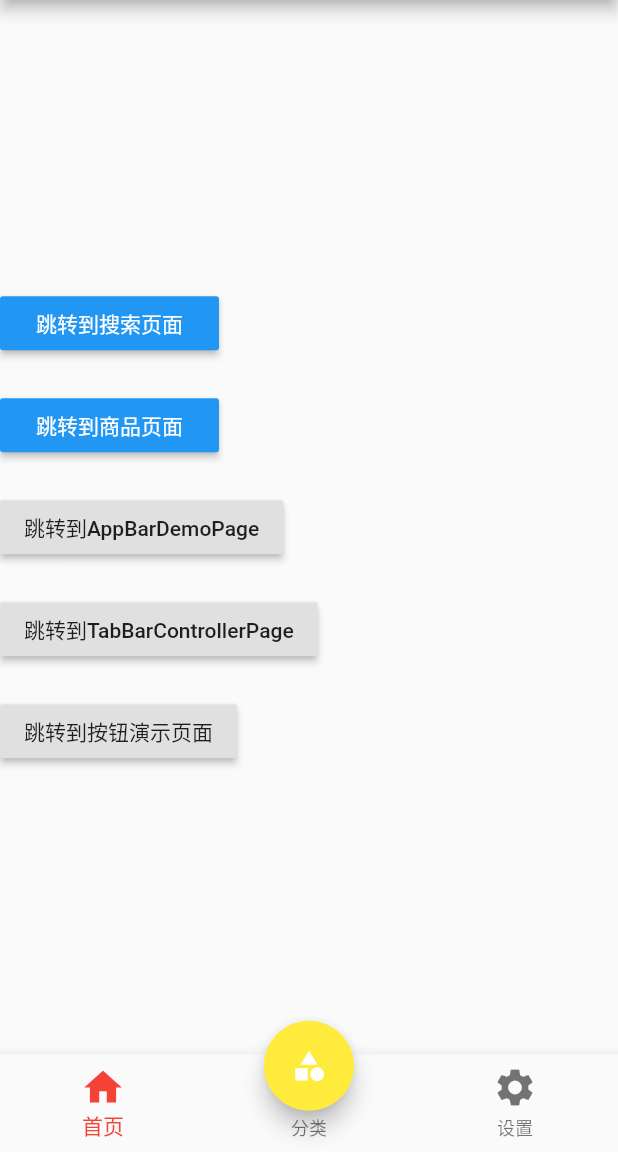
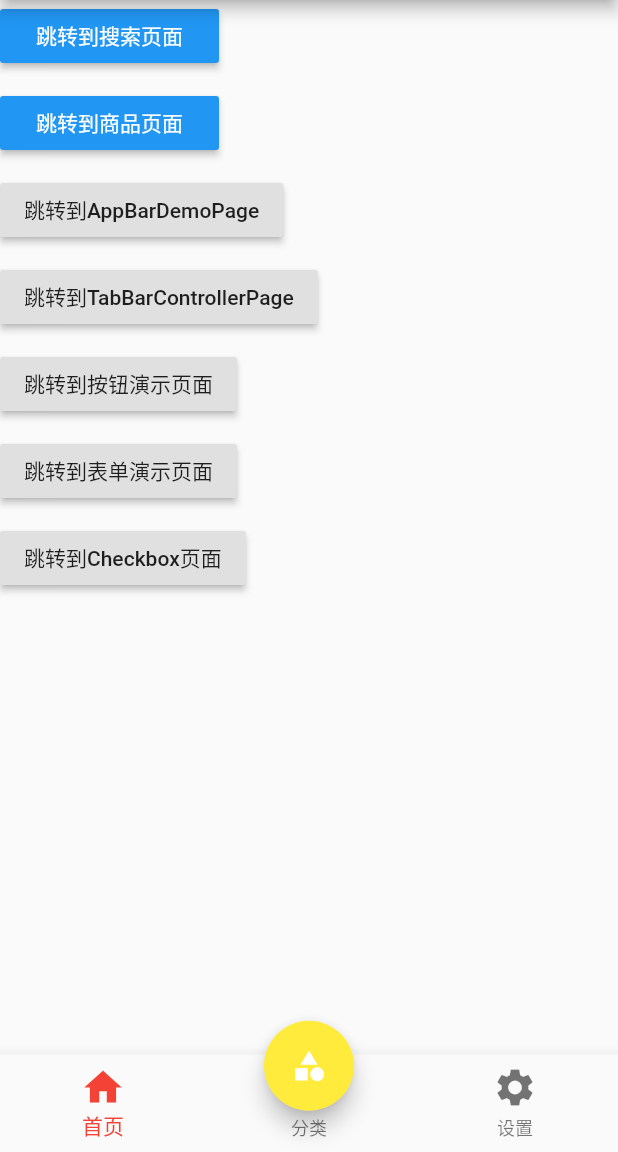
Before and after one commit to lmx227/flutter_lmx, a Flutter app: the screen it shows after launch, on a phone screen of 412 x 824 dp, the part 84-1236 px from its top. Run offline on Flutter 3.47's test engine with Material 2 defaults, Android fonts, the phone set to English and light mode, and no system bars.

Commit message:
TextField、Checkbox、CheckboxListTile

```diff
--- a/flutter_lmx/lib/pages/tabs/Home.dart
+++ b/flutter_lmx/lib/pages/tabs/Home.dart
@@ -1,7 +1,4 @@
 import 'package:flutter/material.dart';
-
-import '../Search.dart';
-import 'Category.dart';
 
 class HomePage extends StatefulWidget {
   @override
@@ -13,7 +10,7 @@ class _HomePageState extends State<HomePage> {
   Widget build(BuildContext context) {
     return Column(
       crossAxisAlignment: CrossAxisAlignment.start,
-      mainAxisAlignment: MainAxisAlignment.center,
+      mainAxisAlignment: MainAxisAlignment.start,
       children: <Widget>[
         RaisedButton(
           child: Text("跳转到搜索页面"),
@@ -26,7 +23,7 @@ class _HomePageState extends State<HomePage> {
           color: Theme.of(context).accentColor,
           textTheme: ButtonTextTheme.primary
         ),
-        SizedBox(height: 20),
+        SizedBox(height: 10),
         RaisedButton(
             child: Text("跳转到商品页面"),
             onPressed: () {
@@ -36,27 +33,41 @@ class _HomePageState extends State<HomePage> {
             color: Theme.of(context).accentColor,
             textTheme: ButtonTextTheme.primary
         ),
-        SizedBox(height: 20),
+        SizedBox(height: 10),
         RaisedButton(
           child: Text("跳转到AppBarDemoPage"),
           onPressed: () {
             Navigator.pushNamed(context, '/appBarDemo');
           },
         ),
-        SizedBox(height: 20),
+        SizedBox(height: 10),
         RaisedButton(
           child: Text("跳转到TabBarControllerPage"),
           onPressed: () {
             Navigator.pushNamed(context, '/tabBarController');
           },
         ),
-        SizedBox(height: 20),
+        SizedBox(height: 10),
         RaisedButton(
           child: Text("跳转到按钮演示页面"),
           onPressed: () {
             Navigator.pushNamed(context, '/buttonPage');
           },
-        )
+        ),
+        SizedBox(height: 10),
+        RaisedButton(
+          child: Text("跳转到表单演示页面"),
+          onPressed: () {
+            Navigator.pushNamed(context, '/textFieldDemo');
+          },
+        ),
+        SizedBox(height: 10),
+        RaisedButton(
+          child: Text("跳转到Checkbox页面"),
+          onPressed: () {
+            Navigator.pushNamed(context, '/checkboxDemo');
+          },
+        ),
       ],
     );
   }
--- a/flutter_lmx/lib/routes/Routes.dart
+++ b/flutter_lmx/lib/routes/Routes.dart
@@ -14,6 +14,8 @@ import '../pages/AppBarDemo.dart';
 import '../pages/TabBarController.dart';
 import '../pages/User.dart';
 import '../pages/Button.dart';
+import '../pages/TextField.dart';
+import '../pages/CheckBox.dart';
 
 // 配置路由
 final routes = {
@@ -31,6 +33,8 @@ final routes = {
   '/tabBarController': (context) => TabBarControllerPage(),
   '/user': (context) => UserPage(),
   '/buttonPage': (context) => ButtonPage(),
+  '/textFieldDemo': (context) => TextFieldDemoPage(),
+  '/checkboxDemo': (context) => CheckBoxDemo(),
 };
 
 // 命名路由 统一处理
```
Also changed, not shown: flutter_lmx/lib/pages/CheckBox.dart (added, +49 -0 lines), flutter_lmx/lib/pages/TextField.dart (added, +80 -0 lines).
